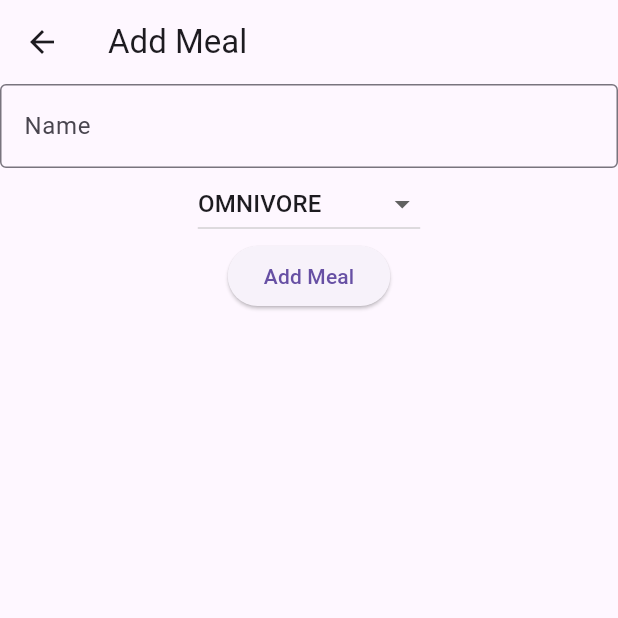
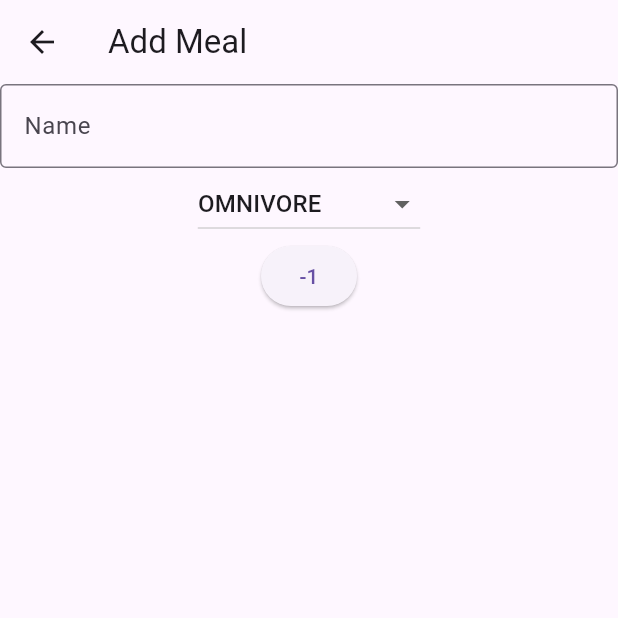
Before and after one commit to JanAppAkademie/b11_app, a Flutter app: the screen it shows once a user with an empty profile is signed in, after a tap on "Decrement", after a tap on the "add" icon, on a phone screen of 412 x 824 dp, the top half of it. Run offline on Flutter 3.47's test engine with Material 3 defaults, Android fonts, the phone set to English and light mode, and no system bars; our stand-ins replace cloud_firestore, firebase_auth, firebase_core, flutter_bloc, flutter_riverpod, google_sign_in; accounts and stored records are empty; statements that could not run were skipped.

Commit message:
Add RiverpodCounter

```diff
--- a/lib/features/home/presentation/pages/add_meal_page.dart
+++ b/lib/features/home/presentation/pages/add_meal_page.dart
@@ -4,17 +4,19 @@ import 'package:b11_app/features/home/presentation/bloc/add_meal/add_meal_event.
 import 'package:b11_app/features/home/presentation/bloc/add_meal/add_meal_state.dart';
 import 'package:b11_app/features/home/presentation/bloc/counter/counter_bloc.dart';
 import 'package:b11_app/features/home/presentation/bloc/counter/counter_state.dart';
+import 'package:b11_app/features/home/presentation/riverpod/counter_state_notifier.dart';
 import 'package:b11_app/features/home/presentation/state/add_meal_service.dart';
 import 'package:flutter/material.dart';
 import 'package:flutter_bloc/flutter_bloc.dart';
+import 'package:flutter_riverpod/flutter_riverpod.dart';
 import 'package:provider/provider.dart';
 
-class AddMealPage extends StatelessWidget {
+class AddMealPage extends ConsumerWidget {
   AddMealPage({super.key});
   final TextEditingController _nameController = TextEditingController();
 
   @override
-  Widget build(BuildContext context) {
+  Widget build(BuildContext context, WidgetRef ref) {
     List<String> mealTypes = MealType.values.map((e) => e.name).toList();
 
     return Scaffold(
@@ -32,10 +34,8 @@ class AddMealPage extends StatelessWidget {
           ),
 
           BlocConsumer<AddMealBloc, AddMealState>(
-
             listener: (context, state) {
-
-              if(state.mealType == "OMNIVORE"){
+              if (state.mealType == "OMNIVORE") {
                 ScaffoldMessenger.of(context).showSnackBar(
                   SnackBar(content: Text("Meal type is required")),
                 );
@@ -65,7 +65,7 @@ class AddMealPage extends StatelessWidget {
                 ),
               );
             },
-            child: Text("Add Meal"),
+            child: Text(ref.read(counterStateNotifierProvider).toString()),
           ),
         ],
       ),
--- a/lib/features/home/presentation/pages/main_app_page.dart
+++ b/lib/features/home/presentation/pages/main_app_page.dart
@@ -7,29 +7,32 @@ import 'package:b11_app/features/home/presentation/bloc/counter/counter_state.da
 import 'package:b11_app/features/home/presentation/pages/add_meal_page.dart';
 import 'package:b11_app/features/home/data/firestore_repo.dart';
 import 'package:b11_app/features/home/presentation/pages/stats_page.dart';
+import 'package:b11_app/features/home/presentation/riverpod/counter_notifier.dart';
+import 'package:b11_app/features/home/presentation/riverpod/counter_state_notifier.dart';
 import 'package:flutter/material.dart';
 import 'package:flutter_bloc/flutter_bloc.dart';
+import 'package:flutter_riverpod/flutter_riverpod.dart';
 import 'package:provider/provider.dart';
 
 import '../../../../core/services/theme_service.dart';
 import '../../data/firestore_logger_service.dart';
 import '../../../auth/data/auth_service.dart';
 
-class MainAppPage extends StatelessWidget {
+class MainAppPage extends ConsumerWidget {
   const MainAppPage({super.key});
 
   @override
-  Widget build(BuildContext context) {
-    print("mainApppage reload");
+  Widget build(BuildContext context, WidgetRef ref) {
+    final count = ref.watch(counterNotifierProvider);
+    print(count);
     return Scaffold(
       appBar: AppBar(
         title: const Text("Meals"),
         actions: [
-            BlocConsumer<ThemeBloc, ThemeState>(
-            listener: (context, state) {
-
-            }, builder: (BuildContext context, ThemeState state) {
-               return IconButton(
+          BlocConsumer<ThemeBloc, ThemeState>(
+            listener: (context, state) {},
+            builder: (BuildContext context, ThemeState state) {
+              return IconButton(
                 onPressed: () {
                   context.read<ThemeBloc>().add(ToggleTheme());
                 },
@@ -39,7 +42,8 @@ class MainAppPage extends StatelessWidget {
                       : Icons.dark_mode,
                 ),
               );
-            },),
+            },
+          ),
           IconButton(
             onPressed: () {
               Navigator.push(
@@ -73,7 +77,8 @@ class MainAppPage extends StatelessWidget {
                   itemBuilder: (context, i) {
                     return GestureDetector(
                       onTap: () {
-                        context.read<CounterBloc>().add(CounterIncremented());
+                        ref.read(counterStateNotifierProvider.notifier).state++;
+                        // context.read<CounterBloc>().add(CounterIncremented());
                       },
                       child: ListTile(
                         title: Text(meals[i].name),
@@ -92,7 +97,7 @@ class MainAppPage extends StatelessWidget {
               children: [
                 ElevatedButton.icon(
                   onPressed: () {
-                    context.read<CounterBloc>().add(CounterCoolEvent());
+                    // context.read<CounterBloc>().add(CounterCoolEvent());
                     /* FirestoreLoggerService.printSummary();
                     Navigator.push(
                       context,
@@ -104,8 +109,9 @@ class MainAppPage extends StatelessWidget {
                 ),
                 ElevatedButton(
                   onPressed: () {
-                    //context.read<AuthService>().signOut();
-                    context.read<CounterBloc>().add(CounterDecremented());
+                    ref.read(counterStateNotifierProvider.notifier).state--;
+                    //context.read<AthService>().signOut();
+                    // context.read<CounterBloc>().add(CounterDecremented());
                   },
                   child: const Text("Decrement"),
                 ),
@@ -118,20 +124,11 @@ class MainAppPage extends StatelessWidget {
   }
 }
 
-class MyTextWidget extends StatelessWidget {
+class MyTextWidget extends ConsumerWidget {
   const MyTextWidget({super.key});
 
   @override
-  Widget build(BuildContext context) {
-    return BlocBuilder<CounterBloc, CounterState>(
-      builder: (context, state) {
-        if (state is CounterStateInitial) {
-          return const CircularProgressIndicator();
-        } else if (state.tappedCount == 5) {
-          return Container(color: Colors.red, height: 100, width: 100);
-        }
-        return Text("Tapped: ${state.tappedCount}");
-      },
-    );
+  Widget build(BuildContext context, WidgetRef ref) {
+    return Text(ref.watch(counterStateNotifierProvider).toString());
   }
 }
--- /dev/null
+++ b/lib/features/home/presentation/riverpod/counter_notifier.dart
@@ -0,0 +1,20 @@
+import 'package:flutter_riverpod/flutter_riverpod.dart';
+
+class CounterNotifier extends Notifier<int> {
+  @override
+  int build() {
+    return 0;
+  }
+
+  void increment() {
+    state++;
+  }
+
+  void decrement() {
+    state--;
+  }
+}
+
+final counterNotifierProvider = NotifierProvider<CounterNotifier, int>(
+  CounterNotifier.new,
+);
--- /dev/null
+++ b/lib/features/home/presentation/riverpod/counter_state_notifier.dart
@@ -0,0 +1,4 @@
+import 'package:flutter_riverpod/legacy.dart';
+
+// Riverpod 2.0 StateProvider
+final counterStateNotifierProvider = StateProvider<int>((ref) => 0);
--- a/lib/main.dart
+++ b/lib/main.dart
@@ -9,7 +9,8 @@ import 'package:cloud_firestore/cloud_firestore.dart';
 import 'package:firebase_core/firebase_core.dart';
 import 'package:flutter/material.dart';
 import 'package:flutter_bloc/flutter_bloc.dart';
-import 'package:provider/provider.dart';
+import 'package:flutter_riverpod/flutter_riverpod.dart';
+import 'package:provider/provider.dart' as provider;
 
 import 'config/firebase_options.dart';
 import 'core/services/theme_service.dart';
@@ -22,25 +23,31 @@ void main() async {
   final firestoreRepo = FirestoreRepository();
   final firestore = FirebaseFirestore.instance;
   runApp(
-    MultiProvider(
+    provider.MultiProvider(
       providers: [
-        Provider<AuthService>(create: (_) => AuthService()),
-        Provider<FirestoreRepository>(create: (_) => firestoreRepo),
-        Provider<FirebaseFirestore>(create: (_) => firestore),
-        ChangeNotifierProvider<AddMealService>(create: (_) => AddMealService()),
-        BlocProvider<CounterBloc>(create: (_) => CounterBloc()),
+        provider.Provider<AuthService>(create: (_) => AuthService()),
+        provider.Provider<FirestoreRepository>(create: (_) => firestoreRepo),
+        provider.Provider<FirebaseFirestore>(create: (_) => firestore),
+        provider.ChangeNotifierProvider<AddMealService>(
+          create: (_) => AddMealService(),
+        ),
+        // BlocProvider<CounterBloc>(create: (_) => CounterBloc()),
         BlocProvider<AddMealBloc>(create: (_) => AddMealBloc()),
         BlocProvider<ThemeBloc>(create: (_) => ThemeBloc()),
-        ChangeNotifierProvider<ThemeService>(create: (_) => ThemeService()),
+        provider.ChangeNotifierProvider<ThemeService>(
+          create: (_) => ThemeService(),
+        ),
       ],
       child: BlocBuilder<ThemeBloc, ThemeState>(
         builder: (context, state) {
-          return MaterialApp(
-            title: 'Meal App',
-            theme: ThemeData.light(useMaterial3: true),
-            darkTheme: ThemeData.dark(useMaterial3: true),
-            themeMode: state.themeMode,
-            home: const HomePage(),
+          return ProviderScope(
+            child: MaterialApp(
+              title: 'Meal App',
+              theme: ThemeData.light(useMaterial3: true),
+              darkTheme: ThemeData.dark(useMaterial3: true),
+              themeMode: state.themeMode,
+              home: const HomePage(),
+            ),
           );
         },
       ),
--- a/pubspec.yaml
+++ b/pubspec.yaml
@@ -16,6 +16,7 @@ dependencies:
   google_sign_in: ^7.2.0
   provider: ^6.1.5+1
   fl_chart: ^1.1.1
+  flutter_riverpod: ^3.0.3
 
 dev_dependencies:
   flutter_test:
```
Also changed, not shown: pubspec.lock, 1 other file.
